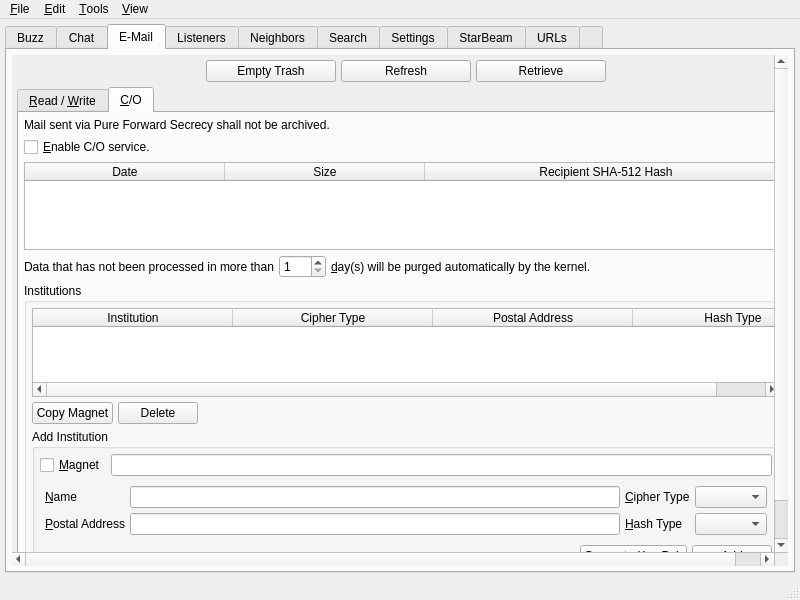
Above: branches/trunk/UI/spot-on-controlcenter.ui from textbrowser/spot-on before the change. Below: the same form after it.
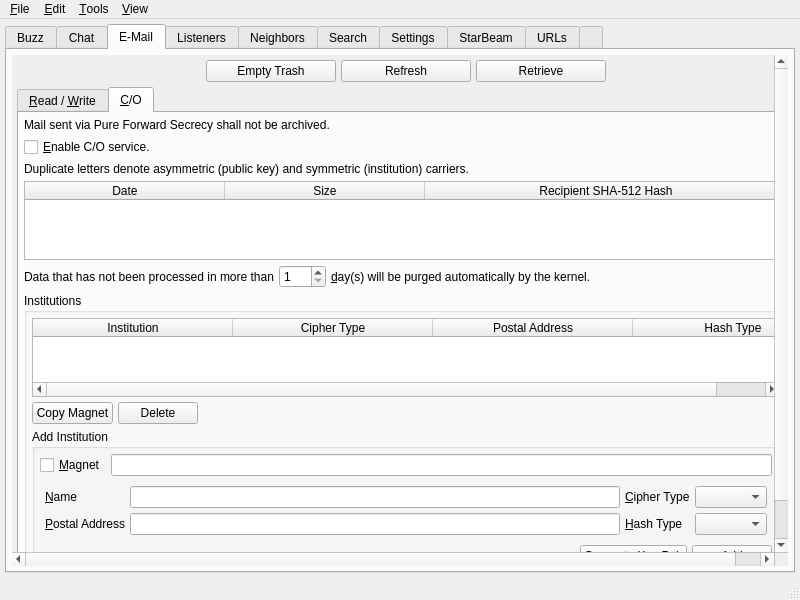
That is the form after the change. The open tabs and pages were chosen to show the change. Icons and pictures are not drawn. Custom widgets are drawn as their Qt base class.

Commit message: Informative label.

```diff
--- a/branches/trunk/UI/spot-on-controlcenter.ui
+++ b/branches/trunk/UI/spot-on-controlcenter.ui
@@ -953,7 +953,7 @@
              <x>0</x>
              <y>0</y>
              <width>885</width>
-             <height>674</height>
+             <height>697</height>
             </rect>
            </property>
            <layout class="QVBoxLayout" name="verticalLayout_55">
@@ -1800,6 +1800,13 @@
                   </item>
                  </layout>
                 </item>
+                <item>
+                 <widget class="QLabel" name="label_119">
+                  <property name="text">
+                   <string>Duplicate letters denote asymmetric (public key) and symmetric (institution) carriers.</string>
+                  </property>
+                 </widget>
+                </item>
                 <item>
                  <widget class="QTableWidget" name="postoffice">
                   <property name="alternatingRowColors">
```
The commit also changes 1 other file.
